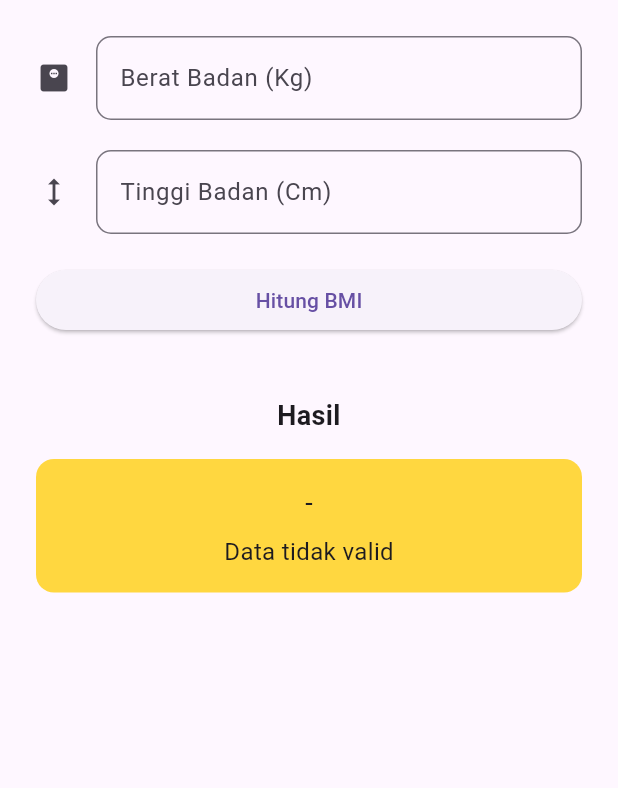
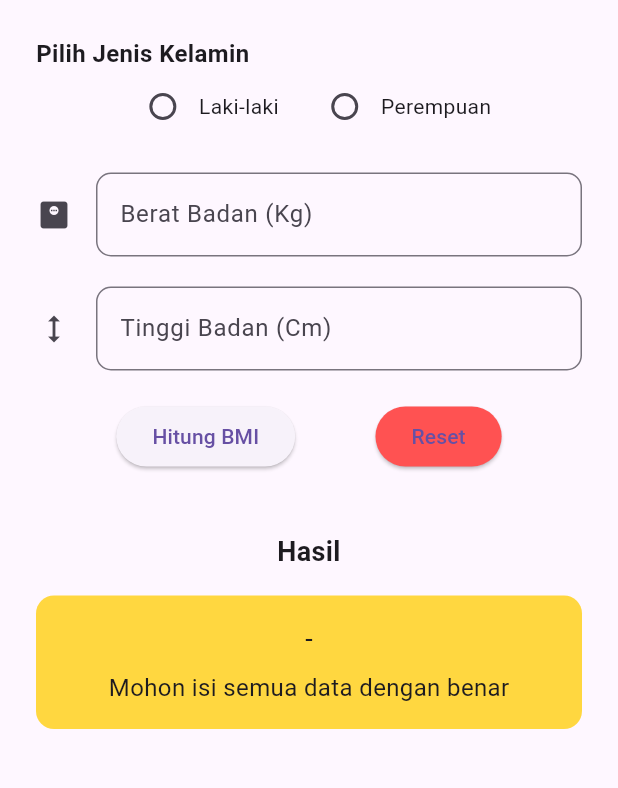
Before and after one commit to CLEEWON/mobilepert3kalkubmi, a Flutter app: the screen it shows after launch, after a tap on "Hitung BMI", on a phone screen of 412 x 824 dp, the part 84-872 px from its top. Run offline on Flutter 3.47's test engine with Material 3 defaults, Android fonts, the phone set to English and light mode, and no system bars.

Commit message:
final commit

```diff
--- a/mobilepert3/lib/main.dart
+++ b/mobilepert3/lib/main.dart
@@ -30,15 +30,16 @@
 
   double? _bmiResult;
   String _bmiInterpretation = "Silahkan masukkan data Anda";
+  String? _selectedGender; // <-- tambahan: jenis kelamin
 
   void _calculateBMI() {
     final double weight = double.tryParse(_weightController.text) ?? 0;
     final double heightInCM = double.tryParse(_heightController.text) ?? 0;
 
-    if (weight <= 0 || heightInCM <= 0) {
+    if (weight <= 0 || heightInCM <= 0 || _selectedGender == null) {
       setState(() {
         _bmiResult = null;
-        _bmiInterpretation = "Data tidak valid";
+        _bmiInterpretation = "Mohon isi semua data dengan benar";
       });
       return;
     }
@@ -48,15 +49,38 @@
       final double bmi = weight / (heightInM * heightInM);
       _bmiResult = bmi;
 
+      // Rumus interpretasi berdasarkan gender
+      if (_selectedGender == "Laki-laki") {
         if (bmi < 18.5) {
           _bmiInterpretation = "Kekurangan Berat Badan";
-      } else if (bmi < 25) {
+        } else if (bmi < 24.9) {
           _bmiInterpretation = "Berat Badan Ideal";
-      } else if (bmi < 30) {
+        } else if (bmi < 29.9) {
           _bmiInterpretation = "Kelebihan Berat Badan";
         } else {
           _bmiInterpretation = "Obesitas";
         }
+      } else if (_selectedGender == "Perempuan") {
+        if (bmi < 18.0) {
+          _bmiInterpretation = "Kekurangan Berat Badan";
+        } else if (bmi < 24.0) {
+          _bmiInterpretation = "Berat Badan Ideal";
+        } else if (bmi < 29.0) {
+          _bmiInterpretation = "Kelebihan Berat Badan";
+        } else {
+          _bmiInterpretation = "Obesitas";
+        }
+      }
+    });
+  }
+
+  void _resetFields() {
+    setState(() {
+      _weightController.clear();
+      _heightController.clear();
+      _selectedGender = null;
+      _bmiResult = null;
+      _bmiInterpretation = "Silahkan masukkan data Anda";
     });
   }
 
@@ -72,6 +96,40 @@
         child: Column(
           crossAxisAlignment: CrossAxisAlignment.stretch,
           children: [
+            // Pilih jenis kelamin
+            const Text(
+              "Pilih Jenis Kelamin",
+              style: TextStyle(fontSize: 16, fontWeight: FontWeight.bold),
+            ),
+            Row(
+              mainAxisAlignment: MainAxisAlignment.center,
+              children: [
+                Radio<String>(
+                  value: "Laki-laki",
+                  groupValue: _selectedGender,
+                  onChanged: (value) {
+                    setState(() {
+                      _selectedGender = value;
+                    });
+                  },
+                ),
+                const Text("Laki-laki"),
+                const SizedBox(width: 20),
+                Radio<String>(
+                  value: "Perempuan",
+                  groupValue: _selectedGender,
+                  onChanged: (value) {
+                    setState(() {
+                      _selectedGender = value;
+                    });
+                  },
+                ),
+                const Text("Perempuan"),
+              ],
+            ),
+            const SizedBox(height: 20),
+
+            // Input berat
             TextField(
               controller: _weightController,
               keyboardType: TextInputType.number,
@@ -84,6 +142,8 @@
               ),
             ),
             const SizedBox(height: 20),
+
+            // Input tinggi
             TextField(
               controller: _heightController,
               keyboardType: TextInputType.number,
@@ -96,10 +156,25 @@
               ),
             ),
             const SizedBox(height: 20),
+
+            // Tombol hitung & reset
+            Row(
+              mainAxisAlignment: MainAxisAlignment.spaceEvenly,
+              children: [
                 ElevatedButton(
                   onPressed: _calculateBMI,
                   child: const Text("Hitung BMI"),
                 ),
+                ElevatedButton(
+                  onPressed: _resetFields,
+                  style: ElevatedButton.styleFrom(
+                    backgroundColor: Colors.redAccent,
+                  ),
+                  child: const Text("Reset"),
+                ),
+              ],
+            ),
+
             const SizedBox(height: 40),
             const Text(
               "Hasil",
@@ -107,6 +182,8 @@
               style: TextStyle(fontWeight: FontWeight.bold, fontSize: 18),
             ),
             const SizedBox(height: 16),
+
+            // Kotak hasil
             Container(
               padding: const EdgeInsets.all(16),
               decoration: BoxDecoration(
```
Lines whose indentation alone changed are shown as unchanged.
